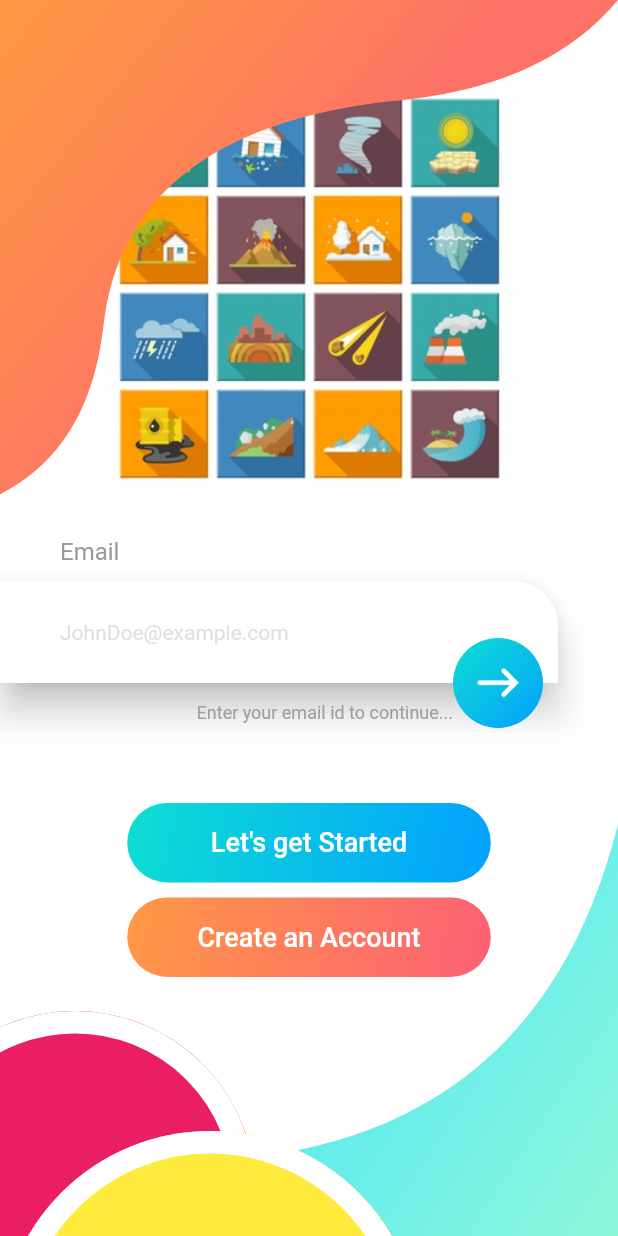
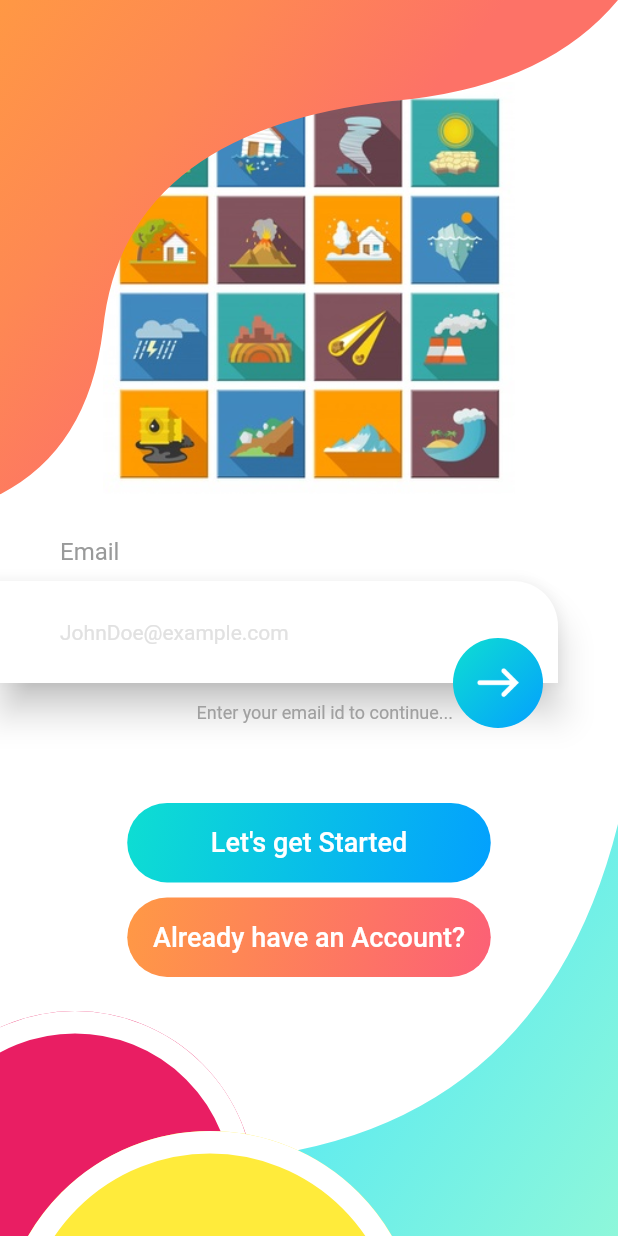
Before and after one commit to smithajo/rebuild_earth, a Flutter app: the screen it shows after launch, on a phone screen of 412 x 824 dp. Run offline on Flutter 3.47's test engine with Material 2 defaults, Android fonts, the phone set to English and light mode, and no system bars.

Commit message:
Update loginUi.dart

```diff
--- a/lib/loginUi.dart
+++ b/lib/loginUi.dart
@@ -66,7 +66,7 @@ class Login extends StatelessWidget {
               padding: EdgeInsets.only(bottom: 50),
             ),
             roundedRectButton("Let's get Started", signInGradients, false),
-            roundedRectButton("Create an Account", signUpGradients, false),
+            roundedRectButton("Already have an Account?", signUpGradients, false),
           ],
         )
       ],
```
